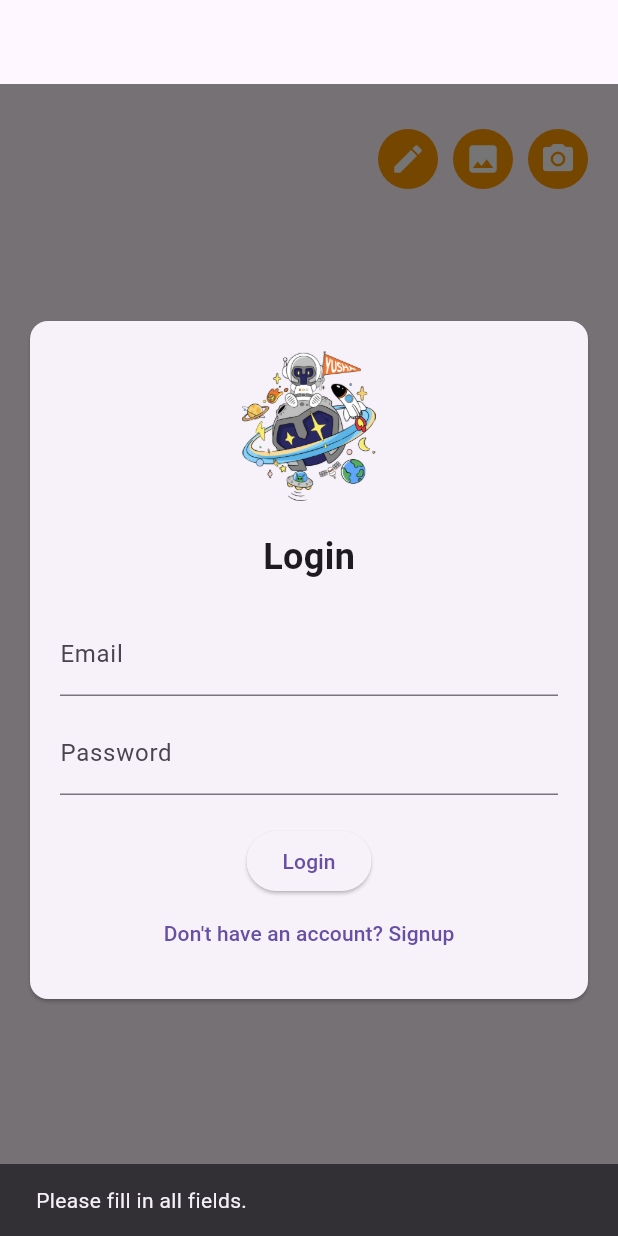
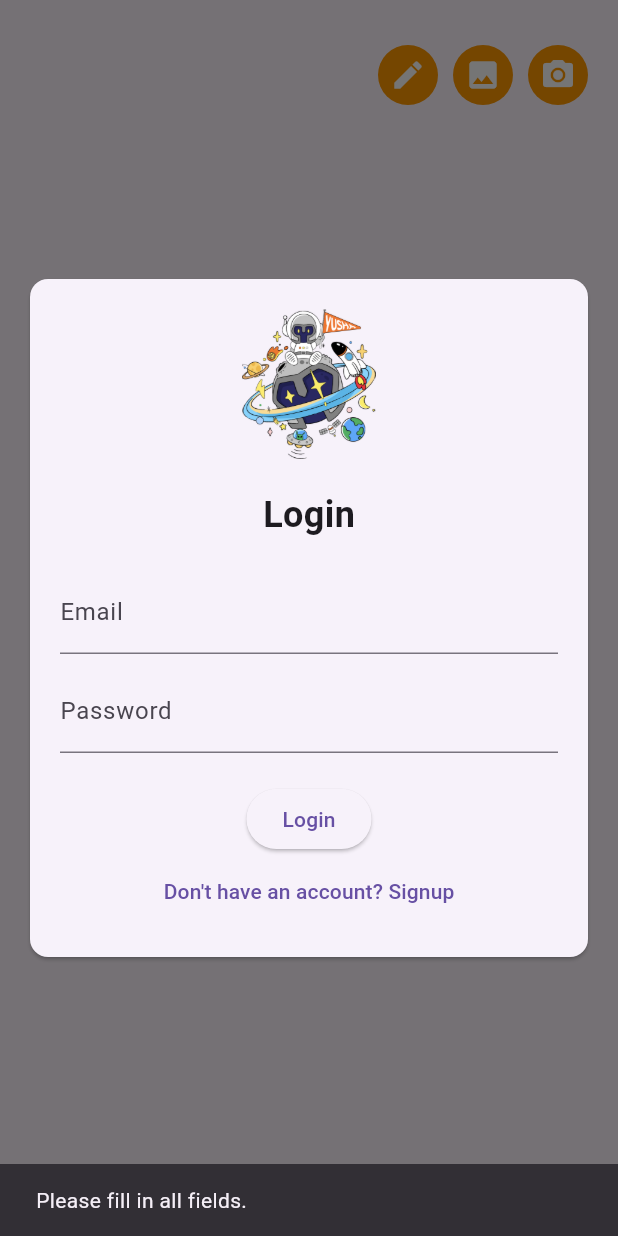
Before and after one commit to 1iceberg1/yusha_app, a Flutter app: the screen it shows after launch, after a tap on "Login", on a phone screen of 412 x 824 dp. Run offline on Flutter 3.47's test engine with Material 3 defaults, Android fonts, the phone set to English and light mode, and no system bars; our stand-ins replace camera, carousel_slider, font_awesome_flutter, image_picker, supabase_flutter; accounts and stored records are empty; network calls fail.

Commit message:
fix: remove logout button

```diff
--- a/lib/screens/main_screen.dart
+++ b/lib/screens/main_screen.dart
@@ -84,15 +84,15 @@ class _MainScreenState extends State<MainScreen> {
   @override
   Widget build(BuildContext context) {
     return Scaffold(
-      appBar: AppBar(
-        actions: [
-          if (_isLoggedIn)
-            IconButton(
-              icon: const Icon(Icons.logout),
-              onPressed: _logout,
-            ),
-        ],
-      ),
+      // appBar: AppBar(
+      //   actions: [
+      //     if (_isLoggedIn)
+      //       IconButton(
+      //         icon: const Icon(Icons.logout),
+      //         onPressed: _logout,
+      //       ),
+      //   ],
+      // ),
       body: Stack(
         children: [
           Positioned(
--- a/lib/screens/splash_screen.dart
+++ b/lib/screens/splash_screen.dart
@@ -1,4 +1,5 @@
 import 'package:flutter/material.dart';
+import 'package:supabase_flutter/supabase_flutter.dart';
 import 'main_screen.dart';
 
 class SplashScreen extends StatefulWidget {
@@ -10,10 +11,46 @@ class _SplashScreenState extends State<SplashScreen> {
   @override
   void initState() {
     super.initState();
-    Future.delayed(Duration(seconds: 3), () {
-      Navigator.pushReplacement(
-          context, MaterialPageRoute(builder: (context) => MainScreen()));
-    });
+    _handleSplashLogic();
+  }
+
+  Future<void> _handleSplashLogic() async {
+    final supabaseClient = Supabase.instance.client;
+
+    // Check if the user is already logged in
+    final session = supabaseClient.auth.currentSession;
+
+    if (session == null) {
+      // User is not logged in, show splash for 3 seconds
+      await Future.delayed(Duration(seconds: 3));
+      _navigateToMainScreen();
+    } else {
+      // User is logged in, perform logout
+      await _logoutAndNavigate();
+    }
+  }
+
+  Future<void> _logoutAndNavigate() async {
+    try {
+      // Log out from Supabase
+      final supabaseClient = Supabase.instance.client;
+      await supabaseClient.auth.signOut();
+
+      // Navigate to the MainScreen after logout is complete
+      _navigateToMainScreen();
+    } catch (e) {
+      // Handle error (e.g., show a message or retry)
+      ScaffoldMessenger.of(context).showSnackBar(
+        SnackBar(content: Text('Logout failed: $e')),
+      );
+    }
+  }
+
+  void _navigateToMainScreen() {
+    Navigator.pushReplacement(
+      context,
+      MaterialPageRoute(builder: (context) => MainScreen()),
+    );
   }
 
   @override
```
